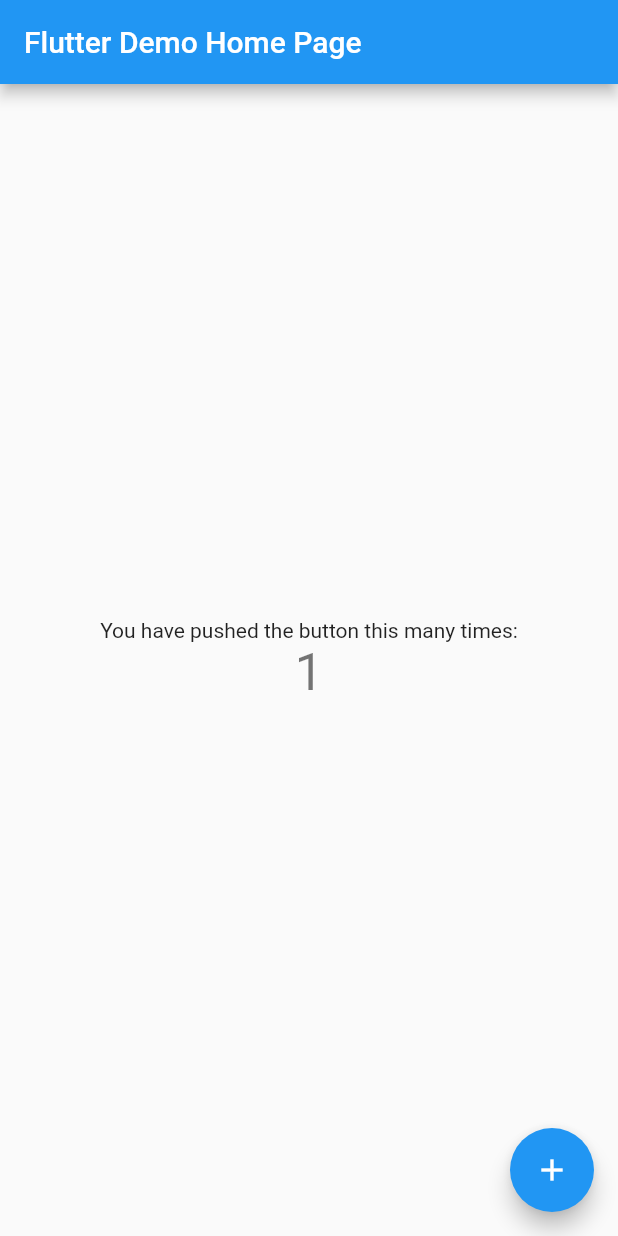
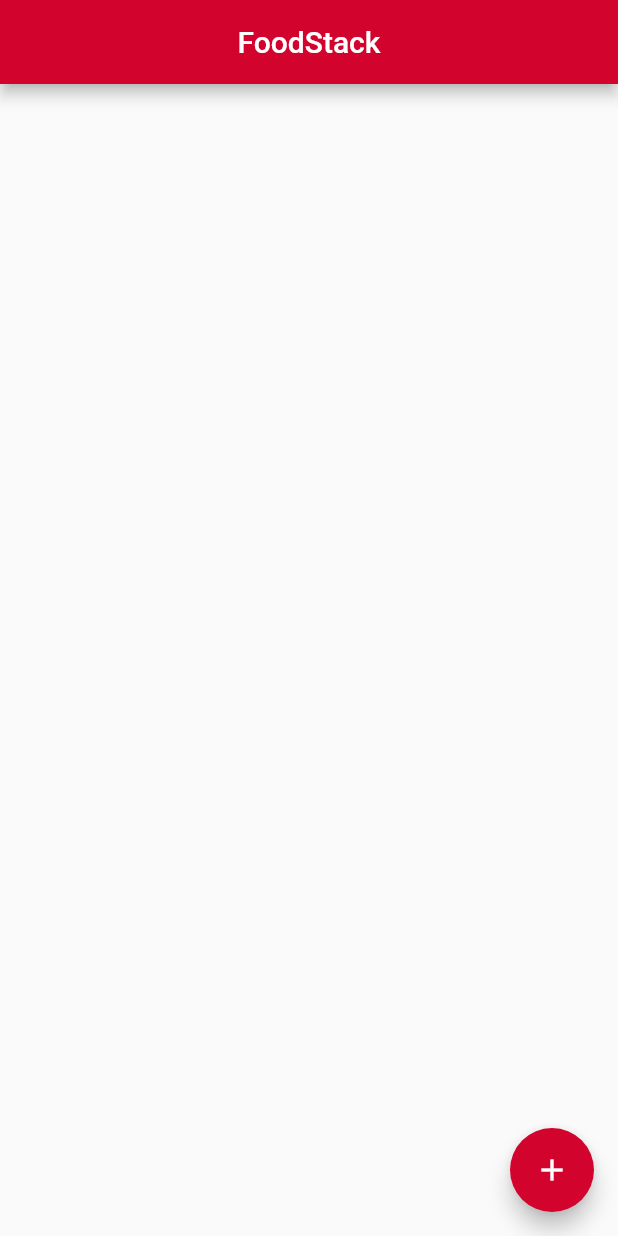
Before and after one commit to StasVersh/food_stack, a Flutter app: the screen it shows after launch, after a tap on the "add" icon, on a phone screen of 412 x 824 dp. Run offline on Flutter 3.47's test engine with Material 2 defaults, Android fonts, the phone set to English and light mode, and no system bars; our stand-ins replace get.

Commit message:
connect firebase and create project structure

```diff
--- /dev/null
+++ b/lib/app/core/values/colors.dart
@@ -0,0 +1,7 @@
+import 'package:flutter/widgets.dart';
+
+abstract class AppColors {
+  static const Color appCherry = Color.fromARGB(255, 210, 4, 45);
+  static const Color appCherryDark = Color.fromARGB(255, 152, 0, 6);
+  static const Color appBackground = Color.fromARGB(255, 49, 51, 53);
+}
--- /dev/null
+++ b/lib/app/core/values/icons_path.dart
@@ -0,0 +1,3 @@
+class IconsPath {
+  static const String logo = "images/logo.png";
+}
--- /dev/null
+++ b/lib/app/modules/main/bindings/main_binding.dart
@@ -0,0 +1,11 @@
+import 'package:food_stack/app/modules/main/controllers/main_controller.dart';
+import 'package:get/get.dart';
+
+class MainBinding extends Bindings {
+  @override
+  void dependencies() {
+    Get.lazyPut<MainController>(
+      () => MainController(),
+    );
+  }
+}
--- /dev/null
+++ b/lib/app/modules/main/views/main_view.dart
@@ -0,0 +1,22 @@
+import 'package:flutter/material.dart';
+import 'package:food_stack/app/core/values/colors.dart';
+import 'package:get/get.dart';
+import '../controllers/main_controller.dart';
+
+class MainView extends GetView<MainController> {
+  @override
+  Widget build(BuildContext context) {
+    return Scaffold(
+      appBar: AppBar(
+        backgroundColor: AppColors.appCherry,
+        title: Text('FoodStack'),
+        centerTitle: true,
+      ),
+      body: Container(),
+      floatingActionButton: FloatingActionButton(
+        onPressed: () {},
+        child: Icon(Icons.add),
+      ),
+    );
+  }
+}
--- a/lib/main.dart
+++ b/lib/main.dart
@@ -1,115 +1,34 @@
 import 'package:flutter/material.dart';
+import 'package:flutter_localizations/flutter_localizations.dart';
+import 'package:food_stack/app/core/values/colors.dart';
+import 'package:get/get.dart';
+import 'dart:ui' as ui;
+import 'package:intl/intl.dart';
+import 'app/core/values/app_translations.dart';
+import 'app/routes/app_pages.dart';
 
-void main() {
-  runApp(const MyApp());
+void main() async {
+  WidgetsFlutterBinding.ensureInitialized();
+  await initServices();
+  Intl.defaultLocale = ui.window.locale.toLanguageTag();
+  runApp(
+    GetMaterialApp(
+      title: "Application",
+      initialRoute: Routes.MAIN,
+      getPages: AppPages.routes,
+      locale: ui.window.locale,
+      translationsKeys: AppTranslation.translations,
+      localizationsDelegates: [GlobalMaterialLocalizations.delegate],
+      supportedLocales: [const Locale('en'), const Locale('ru')],
+      theme: ThemeData(
+        primaryColor: Colors.purple,
+        accentColor: AppColors.appCherry,
+        secondaryHeaderColor: AppColors.appCherry,
+        splashColor: AppColors.appCherry,
+      ),
+    ),
+  );
 }
 
-class MyApp extends StatelessWidget {
-  const MyApp({Key? key}) : super(key: key);
-
-  // This widget is the root of your application.
-  @override
-  Widget build(BuildContext context) {
-    return MaterialApp(
-      title: 'Flutter Demo',
-      theme: ThemeData(
-        // This is the theme of your application.
-        //
-        // Try running your application with "flutter run". You'll see the
-        // application has a blue toolbar. Then, without quitting the app, try
-        // changing the primarySwatch below to Colors.green and then invoke
-        // "hot reload" (press "r" in the console where you ran "flutter run",
-        // or simply save your changes to "hot reload" in a Flutter IDE).
-        // Notice that the counter didn't reset back to zero; the application
-        // is not restarted.
-        primarySwatch: Colors.blue,
-      ),
-      home: const MyHomePage(title: 'Flutter Demo Home Page'),
-    );
-  }
-}
-
-class MyHomePage extends StatefulWidget {
-  const MyHomePage({Key? key, required this.title}) : super(key: key);
-
-  // This widget is the home page of your application. It is stateful, meaning
-  // that it has a State object (defined below) that contains fields that affect
-  // how it looks.
-
-  // This class is the configuration for the state. It holds the values (in this
-  // case the title) provided by the parent (in this case the App widget) and
-  // used by the build method of the State. Fields in a Widget subclass are
-  // always marked "final".
-
-  final String title;
-
-  @override
-  State<MyHomePage> createState() => _MyHomePageState();
-}
-
-class _MyHomePageState extends State<MyHomePage> {
-  int _counter = 0;
-
-  void _incrementCounter() {
-    setState(() {
-      // This call to setState tells the Flutter framework that something has
-      // changed in this State, which causes it to rerun the build method below
-      // so that the display can reflect the updated values. If we changed
-      // _counter without calling setState(), then the build method would not be
-      // called again, and so nothing would appear to happen.
-      _counter++;
-    });
-  }
-
-  @override
-  Widget build(BuildContext context) {
-    // This method is rerun every time setState is called, for instance as done
-    // by the _incrementCounter method above.
-    //
-    // The Flutter framework has been optimized to make rerunning build methods
-    // fast, so that you can just rebuild anything that needs updating rather
-    // than having to individually change instances of widgets.
-    return Scaffold(
-      appBar: AppBar(
-        // Here we take the value from the MyHomePage object that was created by
-        // the App.build method, and use it to set our appbar title.
-        title: Text(widget.title),
-      ),
-      body: Center(
-        // Center is a layout widget. It takes a single child and positions it
-        // in the middle of the parent.
-        child: Column(
-          // Column is also a layout widget. It takes a list of children and
-          // arranges them vertically. By default, it sizes itself to fit its
-          // children horizontally, and tries to be as tall as its parent.
-          //
-          // Invoke "debug painting" (press "p" in the console, choose the
-          // "Toggle Debug Paint" action from the Flutter Inspector in Android
-          // Studio, or the "Toggle Debug Paint" command in Visual Studio Code)
-          // to see the wireframe for each widget.
-          //
-          // Column has various properties to control how it sizes itself and
-          // how it positions its children. Here we use mainAxisAlignment to
-          // center the children vertically; the main axis here is the vertical
-          // axis because Columns are vertical (the cross axis would be
-          // horizontal).
-          mainAxisAlignment: MainAxisAlignment.center,
-          children: <Widget>[
-            const Text(
-              'You have pushed the button this many times:',
-            ),
-            Text(
-              '$_counter',
-              style: Theme.of(context).textTheme.headline4,
-            ),
-          ],
-        ),
-      ),
-      floatingActionButton: FloatingActionButton(
-        onPressed: _incrementCounter,
-        tooltip: 'Increment',
-        child: const Icon(Icons.add),
-      ), // This trailing comma makes auto-formatting nicer for build methods.
-    );
-  }
-}
+///Init global services.
+Future initServices() async {}
--- a/pubspec.yaml
+++ b/pubspec.yaml
@@ -27,8 +27,14 @@ environment:
 # the latest version available on pub.dev. To see which dependencies have newer
 # versions available, run `flutter pub outdated`.
 dependencies:
+
+  get: ^4.3.8
   flutter:
     sdk: flutter
+  flutter_localizations:
+    sdk: flutter
+  firebase_core: ^1.7.0
+  firebase_database: ^8.0.0
 
 
   # The following adds the Cupertino Icons font to your application.
```
Also changed, not shown: lib/app/core/values/app_translations.dart (added, +9 -0 lines), lib/app/core/values/en_us_translation.dart (added, +32 -0 lines), lib/app/core/values/locale_keys.dart (added, +28 -0 lines), lib/app/core/values/ru_RU_translation.dart (added, +32 -0 lines), lib/app/global_widgets/gradient_container.dart (added, +18 -0 lines), lib/app/modules/main/controllers/main_controller.dart (added, +16 -0 lines), lib/app/routes/app_pages.dart (added, +17 -0 lines), lib/app/routes/app_routes.dart (added, +12 -0 lines), pubspec.lock, 4 other files.
